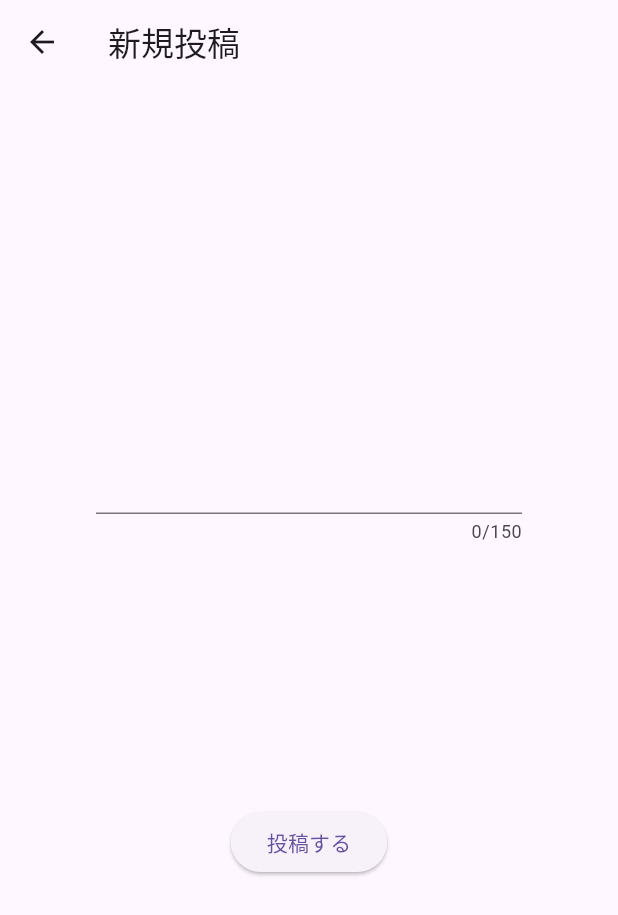
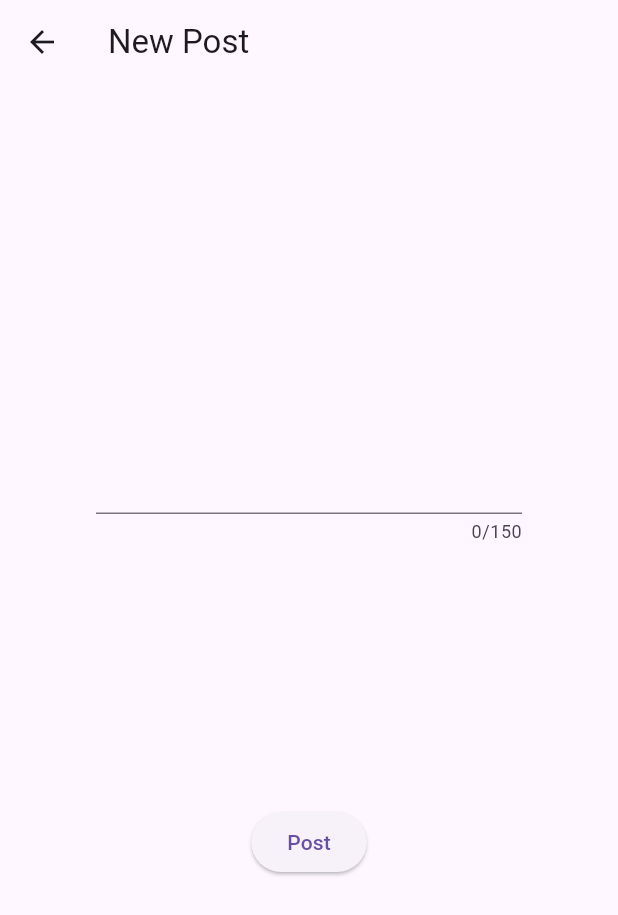
Before and after one commit to Umigishi-Aoi/bbs_supabase, a Flutter app: the screen it shows once a user with an empty profile is signed in, after a tap on the "add" icon, on a phone screen of 412 x 824 dp. Shown: the top 915 px of the screen. Run offline on Flutter 3.47's test engine with Material 2 defaults, Android fonts, the phone set to English and light mode, and no system bars; our stand-ins replace supabase_flutter; accounts and stored records are empty; network calls fail.

Commit message:
change english , and wrong redirect pattern

```diff
--- a/lib/main.dart
+++ b/lib/main.dart
@@ -74,11 +74,13 @@ class _MyWidgetState extends State<MyWidget> {
                   onPressed: () async {
                     await widget.supabaseClient.auth.signInWithOAuth(
                       Provider.github,
-                      redirectTo:
-                          'https://umigishi-aoi.github.io/bbs_supabase/',
+
+                      /// When I add this, it work
+                      // redirectTo:
+                      //     'https://umigishi-aoi.github.io/bbs_supabase/',
                     );
                   },
-                  child: const Text('GitHub ログイン'),
+                  child: const Text('GitHub Login'),
                 ),
               ),
             ],
@@ -129,7 +131,7 @@ class _BbsPageState extends State<BbsPage> {
             icon: const Icon(Icons.logout),
           ),
         ],
-        title: const Text('掲示板'),
+        title: const Text('BBS'),
       ),
       body: FutureBuilder(
         future: data,
@@ -138,7 +140,7 @@ class _BbsPageState extends State<BbsPage> {
             return const CircularProgressIndicator();
           }
           if (snapshot.data == null) {
-            return const Text('データがありません');
+            return const Text('No data');
           }
           final list = snapshot.data!.reversed.toList();
 
@@ -245,7 +247,7 @@ class _AddPageState extends State<AddPage> {
   Widget build(BuildContext context) {
     return Scaffold(
       appBar: AppBar(
-        title: const Text('新規投稿'),
+        title: const Text('New Post'),
       ),
       body: Center(
         child: Padding(
@@ -273,7 +275,7 @@ class _AddPageState extends State<AddPage> {
                   }
                   Navigator.pop(context);
                 },
-                child: const Text('投稿する'),
+                child: const Text('Post'),
               ),
             ],
           ),
```
